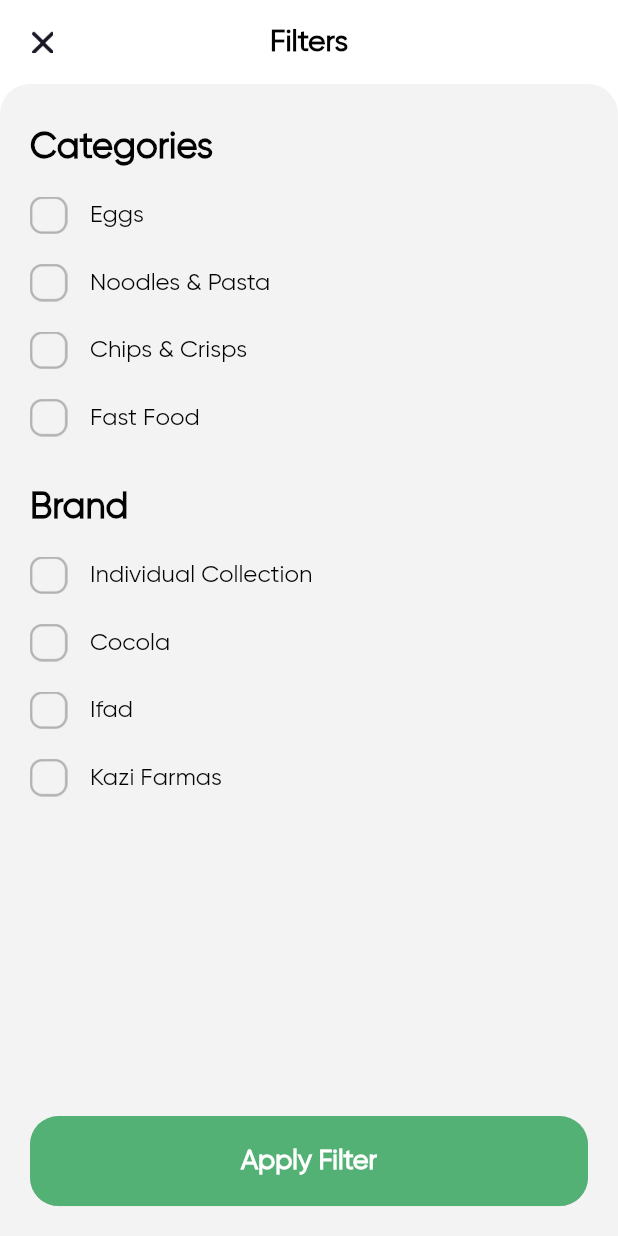
After one commit to wemppywp/MyShop, a Flutter app: the FilterView screen opened directly, on a phone screen of 412 x 824 dp. The commit adds this screen. Run offline on Flutter 3.47's test engine with Material 3 defaults, Android fonts, the phone set to English and light mode, and no system bars; our stand-ins replace flutter_rating_bar; missing offline and left inert: fl_country_code_picker.

Commit message:
add filter screen

```diff
--- /dev/null
+++ b/lib/common_widget/filter_row.dart
@@ -0,0 +1,44 @@
+import 'package:flutter/material.dart';
+import 'package:myshop/common/color_extension.dart';
+
+class FilterRow extends StatelessWidget {
+  final Map fObj;
+  final bool isSelect;
+  final VoidCallback onPressed;
+  const FilterRow(
+      {super.key,
+      required this.fObj,
+      required this.isSelect,
+      required this.onPressed});
+
+  @override
+  Widget build(BuildContext context) {
+    return InkWell(
+      onTap: onPressed,
+      child: Container(
+        padding: const EdgeInsets.symmetric(vertical: 10),
+        child: Row(children: [
+          Image.asset(
+            isSelect
+                ? "assets/images/checkbox_check.png"
+                : "assets/images/checkbox.png",
+            width: 25,
+            height: 25,
+          ),
+          const SizedBox(
+            width: 15,
+          ),
+          Expanded(
+            child: Text(
+              fObj["name"],
+              style: TextStyle(
+                  color: isSelect ? TColor.primary : TColor.primaryText,
+                  fontSize: 16,
+                  fontWeight: FontWeight.w500),
+            ),
+          )
+        ]),
+      ),
+    );
+  }
+}
--- /dev/null
+++ b/lib/view/explore/filter_view.dart
@@ -0,0 +1,129 @@
+import 'package:flutter/material.dart';
+import 'package:myshop/common/color_extension.dart';
+import 'package:myshop/common_widget/filter_row.dart';
+import 'package:myshop/common_widget/round_button.dart';
+
+class FilterView extends StatefulWidget {
+  const FilterView({super.key});
+
+  @override
+  State<FilterView> createState() => _FilterViewState();
+}
+
+class _FilterViewState extends State<FilterView> {
+  List selectArr = [];
+  List filterCatArr = [
+    {"id": "1", "name": "Eggs"},
+    {"id": "2", "name": "Noodles & Pasta"},
+    {"id": "3", "name": "Chips & Crisps"},
+    {"id": "4", "name": "Fast Food"}
+  ];
+
+  List filterBrandArr = [
+    {"id": "1", "name": "Individual Collection"},
+    {"id": "2", "name": "Cocola"},
+    {"id": "3", "name": "Ifad"},
+    {"id": "4", "name": "Kazi Farmas"}
+  ];
+
+  @override
+  Widget build(BuildContext context) {
+    return Scaffold(
+      backgroundColor: Colors.white,
+      appBar: AppBar(
+        backgroundColor: Colors.transparent,
+        elevation: 0,
+        leading: IconButton(
+            onPressed: () {
+              Navigator.pop(context);
+            },
+            icon: Image.asset(
+              "assets/images/close.png",
+              width: 15,
+              height: 15,
+            )),
+        centerTitle: true,
+        title: Text(
+          "Filters",
+          style: TextStyle(
+              color: TColor.primaryText,
+              fontSize: 20,
+              fontWeight: FontWeight.w700),
+        ),
+      ),
+      body: Container(
+          padding: const EdgeInsets.all(20),
+          decoration: const BoxDecoration(
+              color: Color(0xFFF2F3F2),
+              borderRadius: BorderRadius.only(
+                  topLeft: Radius.circular(20), topRight: Radius.circular(20))),
+          child: Column(
+            children: [
+              Expanded(
+                child: SingleChildScrollView(
+                  child: Column(
+                    crossAxisAlignment: CrossAxisAlignment.start,
+                    children: [
+                      Padding(
+                        padding: const EdgeInsets.symmetric(vertical: 8.0),
+                        child: Text(
+                          "Categories",
+                          style: TextStyle(
+                              color: TColor.primaryText,
+                              fontSize: 24,
+                              fontWeight: FontWeight.w600),
+                        ),
+                      ),
+                      Column(
+                        children: filterCatArr.map((fObj) {
+                          return FilterRow(
+                              fObj: fObj,
+                              isSelect: selectArr.contains(fObj),
+                              onPressed: () {
+                                if (selectArr.contains(fObj)) {
+                                  selectArr.remove(fObj);
+                                } else {
+                                  selectArr.add(fObj);
+                                }
+                                setState(() {});
+                              });
+                        }).toList(),
+                      ),
+                      const SizedBox(
+                        height: 15,
+                      ),
+                      Padding(
+                        padding: const EdgeInsets.symmetric(vertical: 8.0),
+                        child: Text(
+                          "Brand",
+                          style: TextStyle(
+                              color: TColor.primaryText,
+                              fontSize: 24,
+                              fontWeight: FontWeight.w600),
+                        ),
+                      ),
+                      Column(
+                        children: filterBrandArr.map((fObj) {
+                          return FilterRow(
+                              fObj: fObj,
+                              isSelect: selectArr.contains(fObj),
+                              onPressed: () {
+                                if (selectArr.contains(fObj)) {
+                                  selectArr.remove(fObj);
+                                } else {
+                                  selectArr.add(fObj);
+                                }
+                                setState(() {});
+                              });
+                        }).toList(),
+                      )
+                    ],
+                  ),
+                ),
+              ),
+              RoundButton(title: "Apply Filter", onPressed: () {})
+            ],
+          )),
+    );
+  }
+}
```
Also changed, not shown: lib/view/explore/explore_details_view.dart (+7 -1 lines), lib/view/explore/explore_view.dart (+9 -0 lines), lib/view/explore/search_view.dart (added, +154 -0 lines).
